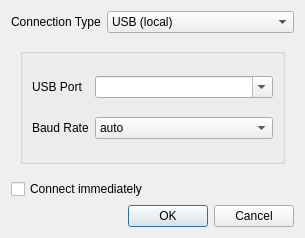
Before: the Qt Designer form src/client/mesycontrol/ui/connect_dialog.ui in flueke/mesycontrol, drawn with Qt 5.
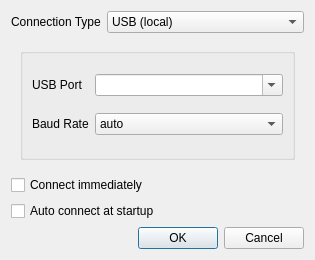
After: the same form once the commit is applied.

Commit message: new feature: auto connect mrcs on startup

```diff
--- a/src/client/mesycontrol/ui/connect_dialog.ui
+++ b/src/client/mesycontrol/ui/connect_dialog.ui
@@ -6,8 +6,8 @@
    <rect>
     <x>0</x>
     <y>0</y>
-    <width>305</width>
-    <height>238</height>
+    <width>315</width>
+    <height>260</height>
    </rect>
   </property>
   <property name="windowTitle">
@@ -17,7 +17,7 @@
    <bool>true</bool>
   </property>
   <layout class="QGridLayout" name="gridLayout_7">
-   <item row="3" column="1">
+   <item row="4" column="1">
     <widget class="QDialogButtonBox" name="buttonBox">
      <property name="orientation">
       <enum>Qt::Horizontal</enum>
@@ -327,6 +327,13 @@
      </property>
     </widget>
    </item>
+   <item row="3" column="0" colspan="2">
+    <widget class="QCheckBox" name="cb_autoconnect">
+     <property name="text">
+      <string>Auto connect at startup</string>
+     </property>
+    </widget>
+   </item>
   </layout>
   <zorder>buttonBox</zorder>
   <zorder>stacked_widget</zorder>
```
Left out of the diff: 1 changed line with no effect on the pictures. The commit also changes 5 other files.
